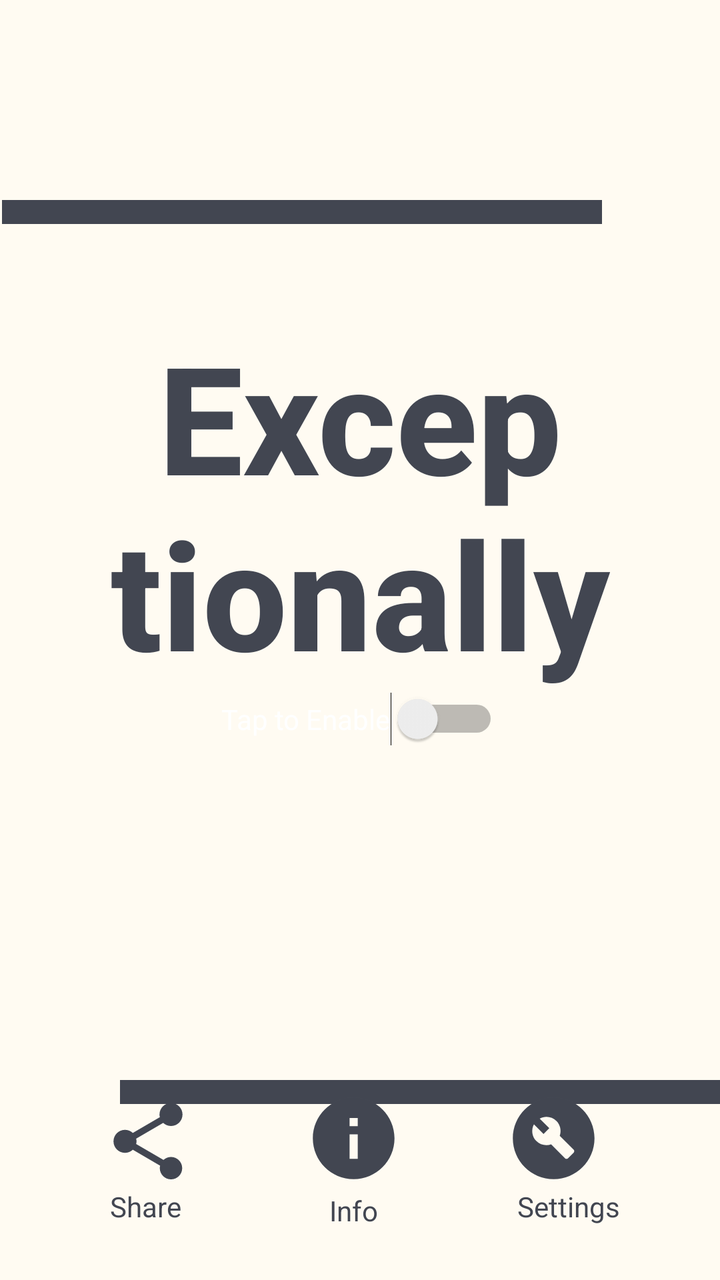
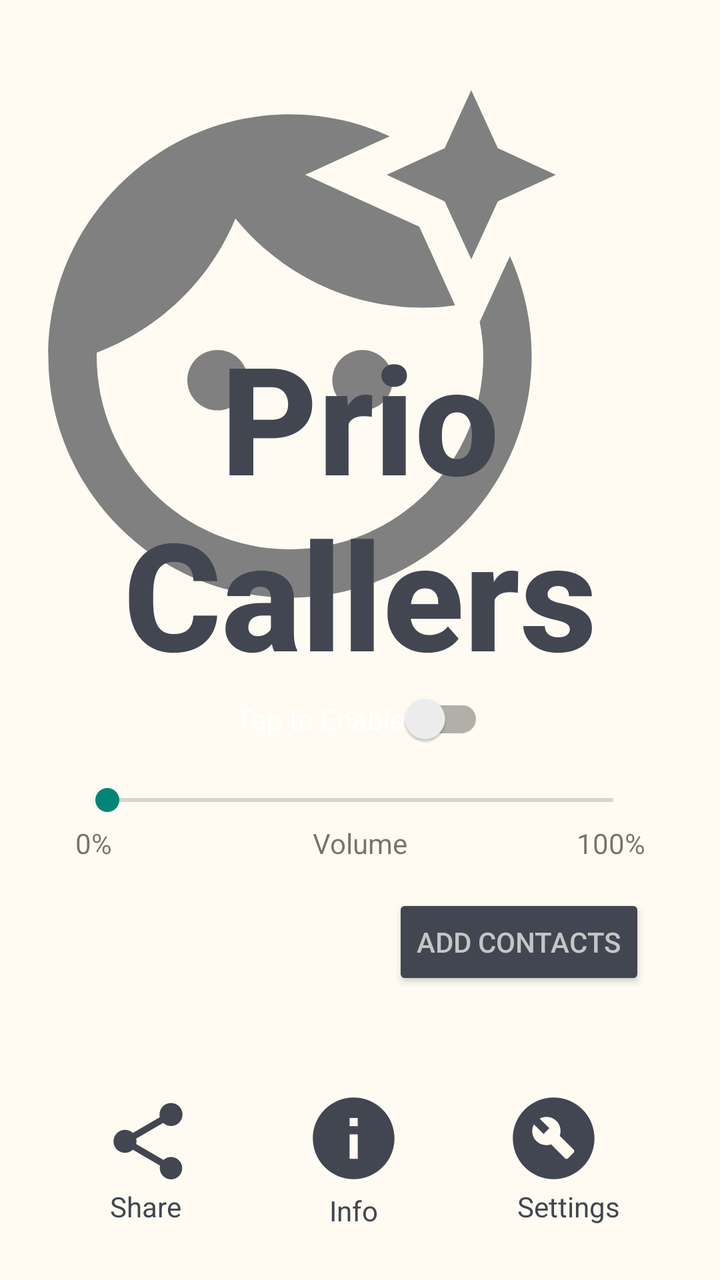

Screens rendered from an Android XML layout before and after an edit, with the pre-edit source and the edit as a unified diff.
<!-- AndroidManifest.xml: application theme Theme.AppCompat.Light -->
<!-- res/layout/exceptionally.xml -->
<?xml version="1.0" encoding="utf-8"?>
<androidx.constraintlayout.widget.ConstraintLayout xmlns:android="http://schemas.android.com/apk/res/android"
    xmlns:app="http://schemas.android.com/apk/res-auto"
    xmlns:tools="http://schemas.android.com/tools"
    android:layout_width="match_parent"
    android:layout_height="match_parent"
    android:background="#FFFBF2"
    tools:context=".MainActivity">

    <View
        android:layout_width="300dp"
        android:layout_height="12dp"
        android:layout_marginTop="100dp"
        android:background="#424651"
        app:layout_constraintBottom_toTopOf="@+id/FeatTitle"
        app:layout_constraintEnd_toEndOf="parent"
        app:layout_constraintHorizontal_bias="0.018"
        app:layout_constraintStart_toStartOf="parent"
        app:layout_constraintTop_toTopOf="parent"
        app:layout_constraintVertical_bias="0.0" />

    <View
        android:id="@+id/view"
        android:layout_width="300dp"
        android:layout_height="12dp"
        android:layout_marginTop="540dp"
        android:background="#424651"
        app:layout_constraintEnd_toEndOf="parent"
        app:layout_constraintHorizontal_bias="1.0"
        app:layout_constraintStart_toStartOf="parent"
        app:layout_constraintTop_toTopOf="parent" />

    <ImageView
        android:id="@+id/share"
        android:layout_width="66dp"
        android:layout_height="46dp"
        app:layout_constraintBottom_toBottomOf="parent"
        app:layout_constraintEnd_toEndOf="parent"
        app:layout_constraintHorizontal_bias="0.139"
        app:layout_constraintStart_toStartOf="parent"
        app:layout_constraintTop_toTopOf="parent"
        app:layout_constraintVertical_bias="0.922"
        app:srcCompat="@drawable/baseline_share_24"
        app:tint="#424651" />

    <ImageView
        android:id="@+id/infoButton"
        android:layout_width="64dp"
        android:layout_height="49dp"
        app:layout_constraintBottom_toBottomOf="@+id/share"
        app:layout_constraintEnd_toEndOf="parent"
        app:layout_constraintHorizontal_bias="0.489"
        app:layout_constraintStart_toStartOf="parent"
        app:layout_constraintTop_toTopOf="@+id/share"
        app:layout_constraintVertical_bias="1.0"
        app:srcCompat="@drawable/baseline_info_24"
        app:tint="#424651" />

    <ImageView
        android:id="@+id/Diagnosis"
        android:layout_width="64dp"
        android:layout_height="49dp"
        app:layout_constraintBottom_toBottomOf="@+id/infoButton"
        app:layout_constraintEnd_toEndOf="parent"
        app:layout_constraintHorizontal_bias="0.827"
        app:layout_constraintStart_toStartOf="parent"
        app:layout_constraintTop_toTopOf="@+id/infoButton"
        app:layout_constraintVertical_bias="0.0"
        app:srcCompat="@drawable/baseline_build_circle_24"
        app:tint="#424651" />

    <TextView
        android:id="@+id/textView4"
        android:layout_width="wrap_content"
        android:layout_height="wrap_content"
        android:text="Share"
        android:textColor="#424651"
        app:layout_constraintBottom_toBottomOf="parent"
        app:layout_constraintEnd_toEndOf="parent"
        app:layout_constraintHorizontal_bias="0.17"
        app:layout_constraintStart_toStartOf="parent"
        app:layout_constraintTop_toBottomOf="@+id/share"
        app:layout_constraintVertical_bias="0.0" />

    <TextView
        android:id="@+id/textView6"
        android:layout_width="wrap_content"
        android:layout_height="19dp"
        android:text="Settings"
        android:textColor="#424651"
        app:layout_constraintEnd_toEndOf="parent"
        app:layout_constraintHorizontal_bias="0.838"
        app:layout_constraintStart_toStartOf="parent"
        app:layout_constraintTop_toBottomOf="@+id/Diagnosis" />

    <TextView
        android:id="@+id/textView2"
        android:layout_width="wrap_content"
        android:layout_height="wrap_content"
        android:layout_marginTop="2dp"
        android:text="Info"
        android:textColor="#424651"
        app:layout_constraintEnd_toEndOf="@+id/infoButton"
        app:layout_constraintStart_toStartOf="@+id/infoButton"
        app:layout_constraintTop_toBottomOf="@+id/infoButton" />


    <Switch
        android:id="@+id/TapToEnable"
        android:layout_width="wrap_content"
        android:layout_height="wrap_content"
        android:text="Tap to Enable"
        android:textColor="@color/white"
        app:layout_constraintBottom_toBottomOf="parent"
        app:layout_constraintEnd_toEndOf="parent"
        app:layout_constraintStart_toStartOf="parent"
        app:layout_constraintTop_toBottomOf="@+id/FeatTitle"
        app:layout_constraintVertical_bias="0.0"
        tools:ignore="MissingConstraints,UseSwitchCompatOrMaterialXml" />

    <TextView
        android:id="@+id/FeatTitle"
        android:layout_width="wrap_content"
        android:layout_height="wrap_content"
        android:textAlignment="center"
        android:fontFamily="sans-serif-medium"
        android:text="Excep\ntionally"
        android:textColor="#424651"
        android:textSize="75dp"
        android:textStyle="bold"
        app:layout_constraintBottom_toBottomOf="parent"
        app:layout_constraintEnd_toEndOf="parent"
        app:layout_constraintHorizontal_bias="0.5"
        app:layout_constraintStart_toStartOf="parent"
        app:layout_constraintTop_toTopOf="parent"
        app:layout_constraintVertical_bias="0.35" />


</androidx.constraintlayout.widget.ConstraintLayout>
<!-- resources referenced by this layout -->
<resources>
  <color name="white">#FFFFFFFF</color>
  <!-- drawable baseline_build_circle_24 (drawable) -->
  <vector android:height="24dp" android:tint="#000000"
      android:viewportHeight="24" android:viewportWidth="24"
      android:width="24dp" xmlns:android="http://schemas.android.com/apk/res/android">
      <path android:fillColor="@android:color/white"
          android:fillType="evenOdd" android:pathData="M12,2C6.48,2 2,6.48 2,12c0,5.52 4.48,10 10,10s10,-4.48 10,-10C22,6.48 17.52,2 12,2zM16.9,15.49l-1.4,1.4c-0.2,0.2 -0.51,0.2 -0.71,0l-3.41,-3.41c-1.22,0.43 -2.64,0.17 -3.62,-0.81c-1.11,-1.11 -1.3,-2.79 -0.59,-4.1l2.35,2.35l1.41,-1.41L8.58,7.17c1.32,-0.71 2.99,-0.52 4.1,0.59c0.98,0.98 1.24,2.4 0.81,3.62l3.41,3.41C17.09,14.98 17.09,15.3 16.9,15.49z"/>
  </vector>
  <!-- drawable baseline_info_24 (drawable) -->
  <vector android:height="24dp" android:tint="#000000"
      android:viewportHeight="24" android:viewportWidth="24"
      android:width="24dp" xmlns:android="http://schemas.android.com/apk/res/android">
      <path android:fillColor="@android:color/white" android:pathData="M12,2C6.48,2 2,6.48 2,12s4.48,10 10,10 10,-4.48 10,-10S17.52,2 12,2zM13,17h-2v-6h2v6zM13,9h-2L11,7h2v2z"/>
  </vector>
  <!-- drawable baseline_share_24 (drawable) -->
  <vector android:height="24dp" android:tint="#000000"
      android:viewportHeight="24" android:viewportWidth="24"
      android:width="24dp" xmlns:android="http://schemas.android.com/apk/res/android">
      <path android:fillColor="@android:color/white" android:pathData="M18,16.08c-0.76,0 -1.44,0.3 -1.96,0.77L8.91,12.7c0.05,-0.23 0.09,-0.46 0.09,-0.7s-0.04,-0.47 -0.09,-0.7l7.05,-4.11c0.54,0.5 1.25,0.81 2.04,0.81 1.66,0 3,-1.34 3,-3s-1.34,-3 -3,-3 -3,1.34 -3,3c0,0.24 0.04,0.47 0.09,0.7L8.04,9.81C7.5,9.31 6.79,9 6,9c-1.66,0 -3,1.34 -3,3s1.34,3 3,3c0.79,0 1.5,-0.31 2.04,-0.81l7.12,4.16c-0.05,0.21 -0.08,0.43 -0.08,0.65 0,1.61 1.31,2.92 2.92,2.92 1.61,0 2.92,-1.31 2.92,-2.92s-1.31,-2.92 -2.92,-2.92z"/>
  </vector>
</resources>

<!-- the commit's change to res/layout/exceptionally.xml (unified diff, before → after) -->
@@ -7,28 +7,14 @@
     android:background="#FFFBF2"
     tools:context=".MainActivity">
 
-    <View
-        android:layout_width="300dp"
-        android:layout_height="12dp"
-        android:layout_marginTop="100dp"
-        android:background="#424651"
-        app:layout_constraintBottom_toTopOf="@+id/FeatTitle"
-        app:layout_constraintEnd_toEndOf="parent"
-        app:layout_constraintHorizontal_bias="0.018"
+    <ImageView
+        android:id="@+id/imageView2"
+        android:layout_width="290dp"
+        android:layout_height="356dp"
         app:layout_constraintStart_toStartOf="parent"
         app:layout_constraintTop_toTopOf="parent"
-        app:layout_constraintVertical_bias="0.0" />
-
-    <View
-        android:id="@+id/view"
-        android:layout_width="300dp"
-        android:layout_height="12dp"
-        android:layout_marginTop="540dp"
-        android:background="#424651"
-        app:layout_constraintEnd_toEndOf="parent"
-        app:layout_constraintHorizontal_bias="1.0"
-        app:layout_constraintStart_toStartOf="parent"
-        app:layout_constraintTop_toTopOf="parent" />
+        app:srcCompat="@drawable/baseline_face_retouching_natural_24"
+        app:tint="#808080" />
 
     <ImageView
         android:id="@+id/share"
@@ -105,7 +91,7 @@
         app:layout_constraintTop_toBottomOf="@+id/infoButton" />
 
 
-    <Switch
+    <androidx.appcompat.widget.SwitchCompat
         android:id="@+id/TapToEnable"
         android:layout_width="wrap_content"
         android:layout_height="wrap_content"
@@ -124,7 +110,7 @@
         android:layout_height="wrap_content"
         android:textAlignment="center"
         android:fontFamily="sans-serif-medium"
-        android:text="Excep\ntionally"
+        android:text="Prio\nCallers"
         android:textColor="#424651"
         android:textSize="75dp"
         android:textStyle="bold"
@@ -135,5 +121,55 @@
         app:layout_constraintTop_toTopOf="parent"
         app:layout_constraintVertical_bias="0.35" />
 
+    <SeekBar
+        android:id="@+id/seekBar_silExcept"
+        android:layout_width="285dp"
+        android:layout_height="24dp"
+        android:layout_below="@+id/TapToEnable"
+        android:layout_marginTop="15dp"
+        app:layout_constraintEnd_toEndOf="parent"
+        app:layout_constraintStart_toStartOf="parent"
+        app:layout_constraintTop_toBottomOf="@+id/TapToEnable" />
+
+    <TextView
+        android:id="@+id/textView8"
+        android:layout_width="wrap_content"
+        android:layout_height="wrap_content"
+        android:layout_marginTop="0dp"
+        android:text="@string/ARC_Volume"
+        app:layout_constraintEnd_toEndOf="@+id/seekBar_silExcept"
+        app:layout_constraintStart_toStartOf="@+id/seekBar_silExcept"
+        app:layout_constraintTop_toBottomOf="@+id/seekBar_silExcept" />
+
+    <TextView
+        android:id="@+id/textView9"
+        android:layout_width="wrap_content"
+        android:layout_height="wrap_content"
+        android:text="100%"
+        app:layout_constraintHorizontal_bias="1"
+        app:layout_constraintEnd_toEndOf="@+id/seekBar_silExcept"
+        app:layout_constraintStart_toStartOf="@+id/seekBar_silExcept"
+        app:layout_constraintTop_toBottomOf="@+id/seekBar_silExcept" />
+
+    <TextView
+        android:id="@+id/textView10"
+        android:layout_width="wrap_content"
+        android:layout_height="wrap_content"
+        android:text="0%"
+        app:layout_constraintHorizontal_bias="0"
+        app:layout_constraintStart_toStartOf="@+id/seekBar_silExcept"
+        app:layout_constraintTop_toBottomOf="@+id/seekBar_silExcept" />
+
+    <Button
+        android:id="@+id/manageContacts"
+        android:layout_width="wrap_content"
+        android:layout_height="wrap_content"
+        android:layout_marginTop="16dp"
+        android:text="Add Contacts"
+        android:backgroundTint="#424651"
+        android:textColor="#C5C5C5"
+        app:layout_constraintEnd_toEndOf="@+id/seekBar_silExcept"
+        app:layout_constraintTop_toBottomOf="@+id/textView9" />
+
 
 </androidx.constraintlayout.widget.ConstraintLayout>
<!-- resource entries referenced after the edit -->
@@ -7,6 +7,15 @@
       android:width="24dp" xmlns:android="http://schemas.android.com/apk/res/android">
       <path android:fillColor="@android:color/white"
           android:fillType="evenOdd" android:pathData="M12,2C6.48,2 2,6.48 2,12c0,5.52 4.48,10 10,10s10,-4.48 10,-10C22,6.48 17.52,2 12,2zM16.9,15.49l-1.4,1.4c-0.2,0.2 -0.51,0.2 -0.71,0l-3.41,-3.41c-1.22,0.43 -2.64,0.17 -3.62,-0.81c-1.11,-1.11 -1.3,-2.79 -0.59,-4.1l2.35,2.35l1.41,-1.41L8.58,7.17c1.32,-0.71 2.99,-0.52 4.1,0.59c0.98,0.98 1.24,2.4 0.81,3.62l3.41,3.41C17.09,14.98 17.09,15.3 16.9,15.49z"/>
+  </vector>
+  <!-- drawable baseline_face_retouching_natural_24 (drawable) -->
+  <vector android:height="24dp" android:tint="#000000"
+      android:viewportHeight="24" android:viewportWidth="24"
+      android:width="24dp" xmlns:android="http://schemas.android.com/apk/res/android">
+      <path android:fillColor="@android:color/white" android:pathData="M9,13m-1.25,0a1.25,1.25 0,1 1,2.5 0a1.25,1.25 0,1 1,-2.5 0"/>
+      <path android:fillColor="@android:color/white" android:pathData="M20.77,8.58l-0.92,2.01c0.09,0.46 0.15,0.93 0.15,1.41 0,4.41 -3.59,8 -8,8s-8,-3.59 -8,-8c0,-0.05 0.01,-0.1 0,-0.14 2.6,-0.98 4.69,-2.99 5.74,-5.55C11.58,8.56 14.37,10 17.5,10c0.45,0 0.89,-0.04 1.33,-0.1l-0.6,-1.32 -0.88,-1.93 -1.93,-0.88 -2.79,-1.27 2.79,-1.27 0.71,-0.32C14.87,2.33 13.47,2 12,2 6.48,2 2,6.48 2,12s4.48,10 10,10 10,-4.48 10,-10c0,-1.47 -0.33,-2.87 -0.9,-4.13l-0.33,0.71z"/>
+      <path android:fillColor="@android:color/white" android:pathData="M15,13m-1.25,0a1.25,1.25 0,1 1,2.5 0a1.25,1.25 0,1 1,-2.5 0"/>
+      <path android:fillColor="@android:color/white" android:pathData="M20.6,5.6L19.5,8l-1.1,-2.4L16,4.5l2.4,-1.1L19.5,1l1.1,2.4L23,4.5z"/>
   </vector>
   <!-- drawable baseline_info_24 (drawable) -->
   <vector android:height="24dp" android:tint="#000000"
@@ -20,5 +29,6 @@
       android:width="24dp" xmlns:android="http://schemas.android.com/apk/res/android">
       <path android:fillColor="@android:color/white" android:pathData="M18,16.08c-0.76,0 -1.44,0.3 -1.96,0.77L8.91,12.7c0.05,-0.23 0.09,-0.46 0.09,-0.7s-0.04,-0.47 -0.09,-0.7l7.05,-4.11c0.54,0.5 1.25,0.81 2.04,0.81 1.66,0 3,-1.34 3,-3s-1.34,-3 -3,-3 -3,1.34 -3,3c0,0.24 0.04,0.47 0.09,0.7L8.04,9.81C7.5,9.31 6.79,9 6,9c-1.66,0 -3,1.34 -3,3s1.34,3 3,3c0.79,0 1.5,-0.31 2.04,-0.81l7.12,4.16c-0.05,0.21 -0.08,0.43 -0.08,0.65 0,1.61 1.31,2.92 2.92,2.92 1.61,0 2.92,-1.31 2.92,-2.92s-1.31,-2.92 -2.92,-2.92z"/>
   </vector>
+  <string name="ARC_Volume">Volume</string>
 </resources>
 
